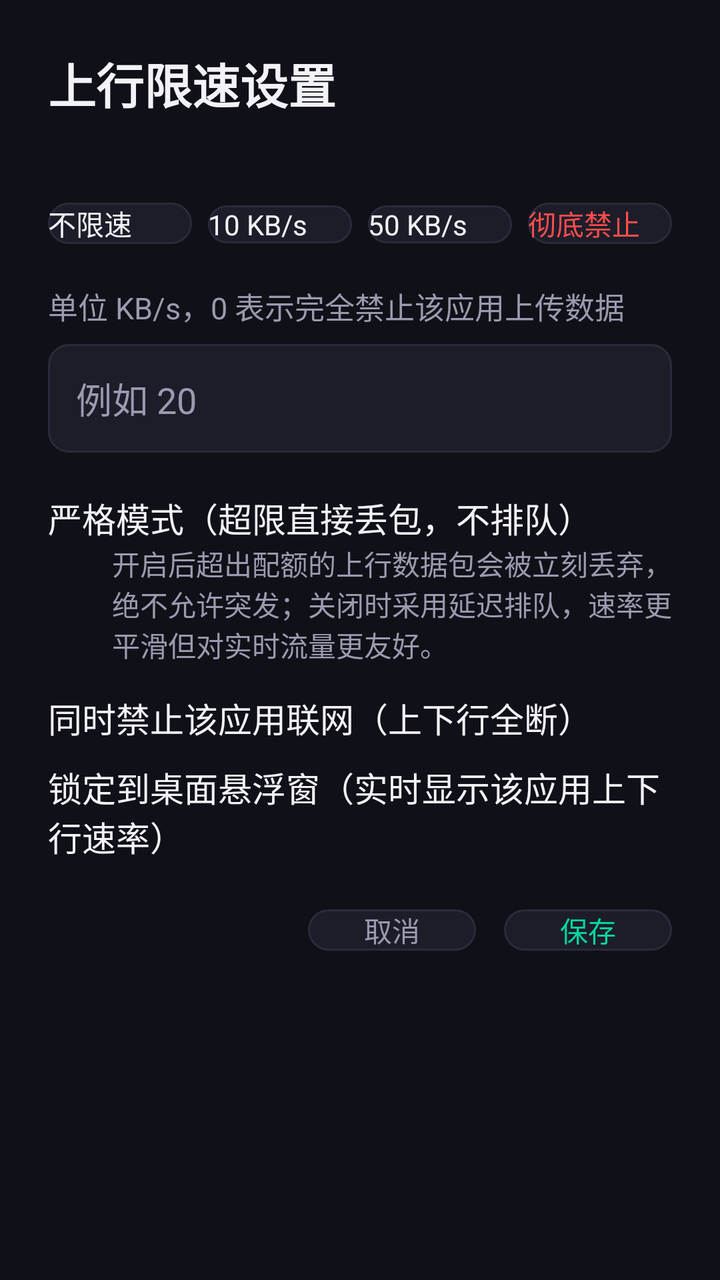
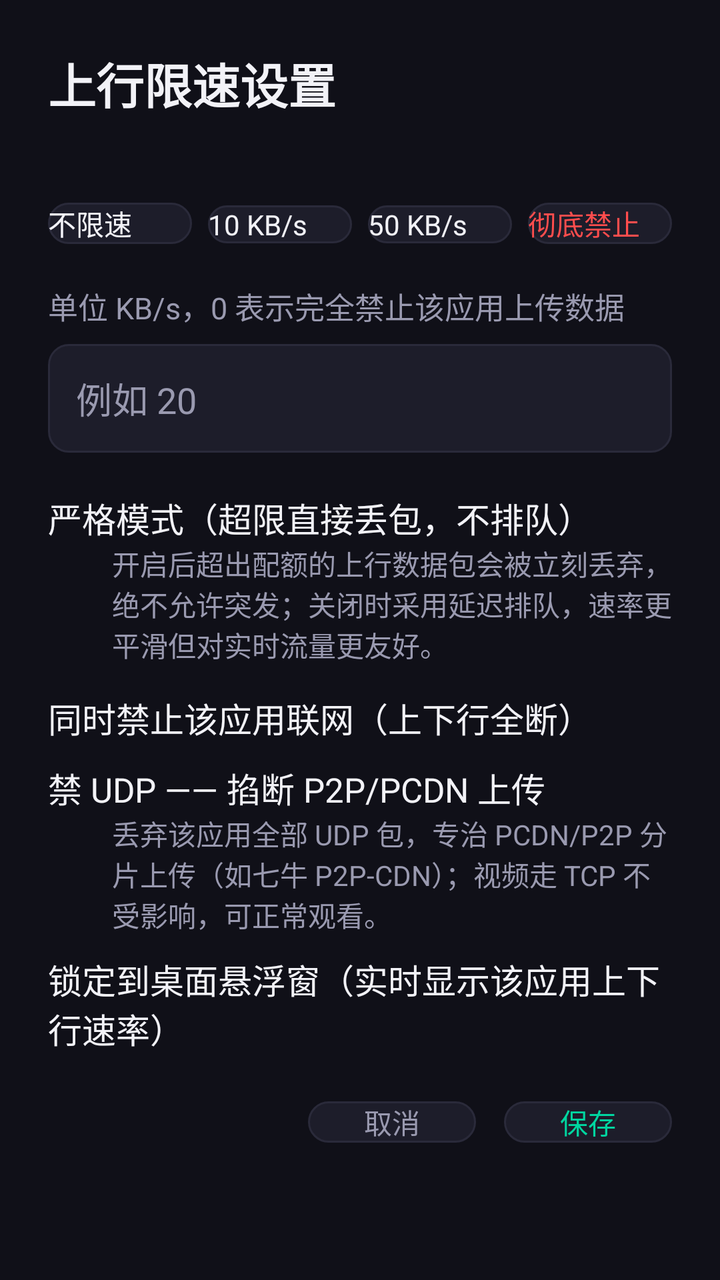

Before-and-after screenshots of an Android layout around one commit, followed by the original layout XML and the change that was made.
<!-- AndroidManifest.xml: application theme Theme.TVBoxNetGuard -->
<!-- res/layout/dialog_limit.xml -->
<?xml version="1.0" encoding="utf-8"?>
<ScrollView xmlns:android="http://schemas.android.com/apk/res/android"
    android:layout_width="match_parent"
    android:layout_height="match_parent"
    android:background="@color/bg"
    android:padding="24dp">

    <LinearLayout
        android:layout_width="match_parent"
        android:layout_height="wrap_content"
        android:orientation="vertical">

        <TextView
            android:id="@+id/tv_title"
            android:layout_width="wrap_content"
            android:layout_height="wrap_content"
            android:text="@string/dlg_limit_title"
            android:textColor="@color/text_primary"
            android:textSize="24sp"
            android:textStyle="bold" />

        <TextView
            android:id="@+id/tv_subtitle"
            android:layout_width="wrap_content"
            android:layout_height="wrap_content"
            android:layout_marginTop="4dp"
            android:textColor="@color/text_secondary"
            android:textSize="15sp" />

        <LinearLayout
            android:layout_width="match_parent"
            android:layout_height="wrap_content"
            android:layout_marginTop="18dp"
            android:orientation="horizontal">

            <Button
                android:id="@+id/btn_preset_off"
                android:layout_width="0dp"
                android:layout_height="wrap_content"
                android:layout_weight="1"
                android:background="@drawable/bg_item"
                android:text="@string/dlg_preset_off"
                android:textColor="@color/text_primary" />

            <Button
                android:id="@+id/btn_preset_10"
                android:layout_width="0dp"
                android:layout_height="wrap_content"
                android:layout_marginStart="8dp"
                android:layout_weight="1"
                android:background="@drawable/bg_item"
                android:text="10 KB/s"
                android:textColor="@color/text_primary" />

            <Button
                android:id="@+id/btn_preset_50"
                android:layout_width="0dp"
                android:layout_height="wrap_content"
                android:layout_marginStart="8dp"
                android:layout_weight="1"
                android:background="@drawable/bg_item"
                android:text="50 KB/s"
                android:textColor="@color/text_primary" />

            <Button
                android:id="@+id/btn_preset_block"
                android:layout_width="0dp"
                android:layout_height="wrap_content"
                android:layout_marginStart="8dp"
                android:layout_weight="1"
                android:background="@drawable/bg_item"
                android:text="@string/dlg_preset_block"
                android:textColor="@color/danger" />
        </LinearLayout>

        <TextView
            android:layout_width="wrap_content"
            android:layout_height="wrap_content"
            android:layout_marginTop="20dp"
            android:text="@string/dlg_limit_hint"
            android:textColor="@color/text_secondary"
            android:textSize="15sp" />

        <EditText
            android:id="@+id/et_up"
            android:layout_width="match_parent"
            android:layout_height="wrap_content"
            android:layout_marginTop="8dp"
            android:background="@drawable/bg_card"
            android:hint="例如 20"
            android:inputType="number"
            android:padding="14dp"
            android:textColor="@color/text_primary"
            android:textColorHint="@color/text_secondary"
            android:textSize="18sp" />

        <CheckBox
            android:id="@+id/cb_strict"
            android:layout_width="match_parent"
            android:layout_height="wrap_content"
            android:layout_marginTop="20dp"
            android:buttonTint="@color/primary"
            android:text="@string/dlg_strict_mode"
            android:textColor="@color/text_primary"
            android:textSize="17sp" />

        <TextView
            android:layout_width="match_parent"
            android:layout_height="wrap_content"
            android:layout_marginStart="32dp"
            android:text="@string/dlg_strict_hint"
            android:textColor="@color/text_secondary"
            android:textSize="14sp" />

        <CheckBox
            android:id="@+id/cb_block_all"
            android:layout_width="match_parent"
            android:layout_height="wrap_content"
            android:layout_marginTop="14dp"
            android:buttonTint="@color/danger"
            android:text="@string/dlg_block_all"
            android:textColor="@color/text_primary"
            android:textSize="17sp" />

        <CheckBox
            android:id="@+id/cb_lock"
            android:layout_width="match_parent"
            android:layout_height="wrap_content"
            android:layout_marginTop="10dp"
            android:buttonTint="@color/accent"
            android:text="@string/dlg_lock_float"
            android:textColor="@color/text_primary"
            android:textSize="17sp" />

        <LinearLayout
            android:layout_width="match_parent"
            android:layout_height="wrap_content"
            android:layout_marginTop="24dp"
            android:gravity="end"
            android:orientation="horizontal">

            <Button
                android:id="@+id/btn_cancel"
                android:layout_width="wrap_content"
                android:layout_height="wrap_content"
                android:background="@drawable/bg_item"
                android:paddingHorizontal="28dp"
                android:text="@string/btn_cancel"
                android:textColor="@color/text_secondary" />

            <Button
                android:id="@+id/btn_save"
                android:layout_width="wrap_content"
                android:layout_height="wrap_content"
                android:layout_marginStart="14dp"
                android:background="@drawable/bg_item"
                android:paddingHorizontal="28dp"
                android:text="@string/btn_save"
                android:textColor="@color/accent" />
        </LinearLayout>
    </LinearLayout>
</ScrollView>
<!-- resources referenced by this layout -->
<resources>
  <color name="accent">#FF00D6A0</color>
  <color name="bg">#FF101018</color>
  <color name="danger">#FFFF4D4D</color>
  <color name="primary">#FF4E8CFF</color>
  <color name="text_primary">#FFF2F2F7</color>
  <color name="text_secondary">#FF9A9AB0</color>
  <!-- drawable bg_card (drawable) -->
  <?xml version="1.0" encoding="utf-8"?>
  <shape xmlns:android="http://schemas.android.com/apk/res/android"
      android:shape="rectangle">
      <solid android:color="@color/bg_card" />
      <corners android:radius="10dp" />
      <stroke
          android:width="1dp"
          android:color="@color/divider" />
  </shape>
  <!-- drawable bg_item (drawable) -->
  <?xml version="1.0" encoding="utf-8"?>
  <selector xmlns:android="http://schemas.android.com/apk/res/android">
      <item android:state_focused="true">
          <shape android:shape="rectangle">
              <solid android:color="@color/bg_card_focus" />
              <corners android:radius="10dp" />
              <stroke
                  android:width="3dp"
                  android:color="@color/primary" />
          </shape>
      </item>
      <item android:state_pressed="true">
          <shape android:shape="rectangle">
              <solid android:color="@color/bg_card_focus" />
              <corners android:radius="10dp" />
              <stroke
                  android:width="2dp"
                  android:color="@color/primary" />
          </shape>
      </item>
      <item>
          <shape android:shape="rectangle">
              <solid android:color="@color/bg_card" />
              <corners android:radius="10dp" />
              <stroke
                  android:width="1dp"
                  android:color="@color/divider" />
          </shape>
      </item>
  </selector>
  <string name="btn_cancel">取消</string>
  <string name="btn_save">保存</string>
  <string name="dlg_block_all">同时禁止该应用联网（上下行全断）</string>
  <string name="dlg_limit_hint">单位 KB/s，0 表示完全禁止该应用上传数据</string>
  <string name="dlg_limit_title">上行限速设置</string>
  <string name="dlg_lock_float">锁定到桌面悬浮窗（实时显示该应用上下行速率）</string>
  <string name="dlg_preset_block">彻底禁止</string>
  <string name="dlg_preset_off">不限速</string>
  <string name="dlg_strict_hint">开启后超出配额的上行数据包会被立刻丢弃，绝不允许突发；关闭时采用延迟排队，速率更平滑但对实时流量更友好。</string>
  <string name="dlg_strict_mode">严格模式（超限直接丢包，不排队）</string>
  <style name="Theme.TVBoxNetGuard" parent="@android:style/Theme.DeviceDefault.NoActionBar">
          <item name="android:colorBackground">@color/bg</item>
          <item name="android:windowBackground">@color/bg</item>
          <item name="android:colorAccent">@color/primary</item>
          <item name="android:textColorPrimary">@color/text_primary</item>
          <item name="android:textColorSecondary">@color/text_secondary</item>
          <item name="android:windowNoTitle">true</item>
      </style>
  <color name="bg_card">#FF1D1D2A</color>
  <color name="divider">#FF2A2A3A</color>
  <color name="bg_card_focus">#FF2E3350</color>
</resources>

<!-- the commit's change to res/layout/dialog_limit.xml (unified diff, before → after) -->
@@ -123,6 +123,24 @@
             android:textSize="17sp" />
 
         <CheckBox
+            android:id="@+id/cb_block_udp"
+            android:layout_width="match_parent"
+            android:layout_height="wrap_content"
+            android:layout_marginTop="10dp"
+            android:buttonTint="@color/accent"
+            android:text="@string/dlg_block_udp"
+            android:textColor="@color/text_primary"
+            android:textSize="17sp" />
+
+        <TextView
+            android:layout_width="match_parent"
+            android:layout_height="wrap_content"
+            android:layout_marginStart="32dp"
+            android:text="@string/dlg_block_udp_hint"
+            android:textColor="@color/text_secondary"
+            android:textSize="14sp" />
+
+        <CheckBox
             android:id="@+id/cb_lock"
             android:layout_width="match_parent"
             android:layout_height="wrap_content"
<!-- resource entries referenced after the edit -->
@@ -50,6 +50,8 @@
   <string name="btn_cancel">取消</string>
   <string name="btn_save">保存</string>
   <string name="dlg_block_all">同时禁止该应用联网（上下行全断）</string>
+  <string name="dlg_block_udp">禁 UDP —— 掐断 P2P/PCDN 上传</string>
+  <string name="dlg_block_udp_hint">丢弃该应用全部 UDP 包，专治 PCDN/P2P 分片上传（如七牛 P2P-CDN）；视频走 TCP 不受影响，可正常观看。</string>
   <string name="dlg_limit_hint">单位 KB/s，0 表示完全禁止该应用上传数据</string>
   <string name="dlg_limit_title">上行限速设置</string>
   <string name="dlg_lock_float">锁定到桌面悬浮窗（实时显示该应用上下行速率）</string>
